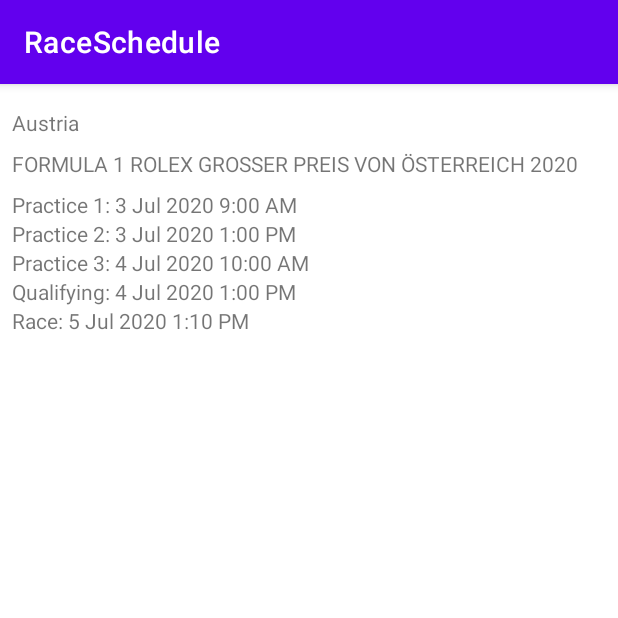
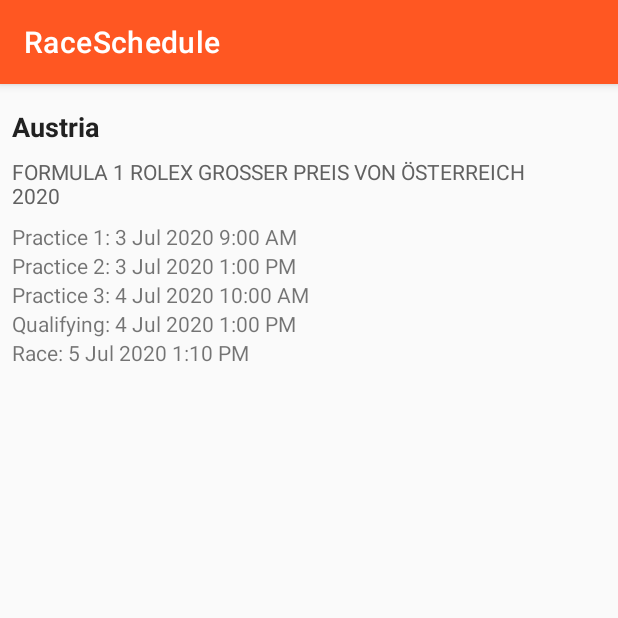
Before and after one commit to alexverdonck/RaceSchedule, an Android app: the screen it shows after launch (MainActivity), after a tap on "Austria", on a phone screen of 412 x 824 dp, the top half of it. Run offline under Robolectric (Android 15) with nearby library versions, the phone set to English and light mode, and no system bars; our stand-ins replace data binding.

Commit message:
Added some styling

```diff
--- a/app/src/main/res/layout/fragment_event_detail.xml
+++ b/app/src/main/res/layout/fragment_event_detail.xml
@@ -17,23 +17,27 @@
 
         <TextView
             android:id="@+id/event_location"
+            style="@style/ItemHeader"
             android:layout_width="wrap_content"
             android:layout_height="wrap_content"
             android:layout_marginStart="8dp"
             android:layout_marginTop="16dp"
+            app:eventLocation="@{eventDetailViewModel.event}"
             app:layout_constraintStart_toStartOf="parent"
             app:layout_constraintTop_toTopOf="parent"
-            app:eventLocation="@{eventDetailViewModel.event}"/>
+            tools:text="Text" />
 
         <TextView
             android:id="@+id/event_name"
-            android:layout_width="wrap_content"
+            style="@style/ItemContent"
+            android:layout_width="350dp"
             android:layout_height="wrap_content"
             android:layout_marginStart="8dp"
             android:layout_marginTop="8dp"
             app:eventName="@{eventDetailViewModel.event}"
             app:layout_constraintStart_toStartOf="parent"
-            app:layout_constraintTop_toBottomOf="@+id/event_location" />
+            app:layout_constraintTop_toBottomOf="@+id/event_location"
+            tools:text="Text" />
 
 
         <androidx.recyclerview.widget.RecyclerView
--- a/app/src/main/res/layout/list_item_session.xml
+++ b/app/src/main/res/layout/list_item_session.xml
@@ -20,8 +20,9 @@
             android:layout_width="wrap_content"
             android:layout_height="wrap_content"
             app:eventSession="@{session}"
-            tools:layout_editor_absoluteX="14dp"
-            tools:layout_editor_absoluteY="14dp" />
+            app:layout_constraintStart_toStartOf="parent"
+            app:layout_constraintTop_toTopOf="parent"
+            tools:text="Text" />
 
     </androidx.constraintlayout.widget.ConstraintLayout>
 </layout>
--- a/app/src/main/res/values/colors.xml
+++ b/app/src/main/res/values/colors.xml
@@ -7,4 +7,9 @@
     <color name="teal_700">#FF018786</color>
     <color name="black">#FF000000</color>
     <color name="white">#FFFFFFFF</color>
+    <color name="gray_900">#212121</color>
+    <color name="gray_700">#616161</color>
+    <color name="gray_50">#FAFAFA</color>
+    <color name="orange_700">#DD2C00</color>
+    <color name="orange_500">#FF5722</color>
 </resources>
--- /dev/null
+++ b/app/src/main/res/values/styles.xml
@@ -0,0 +1,12 @@
+<?xml version="1.0" encoding="utf-8"?>
+<resources>
+    <style name="ItemHeader">
+        <item name="android:textSize">18sp</item>
+        <item name="android:textColor">@color/gray_900</item>
+        <item name="android:textStyle">bold</item>
+    </style>
+    <style name="ItemContent">
+        <item name="android:textSize">14sp</item>
+        <item name="android:textColor">@color/gray_700</item>
+    </style>
+</resources>
--- a/app/src/main/res/values/themes.xml
+++ b/app/src/main/res/values/themes.xml
@@ -2,9 +2,9 @@
     <!-- Base application theme. -->
     <style name="Theme.RaceSchedule" parent="Theme.MaterialComponents.DayNight.DarkActionBar">
         <!-- Primary brand color. -->
-        <item name="colorPrimary">@color/purple_500</item>
-        <item name="colorPrimaryVariant">@color/purple_700</item>
-        <item name="colorOnPrimary">@color/white</item>
+        <item name="colorPrimary">@color/orange_500</item>
+        <item name="colorPrimaryVariant">@color/orange_700</item>
+        <item name="colorOnPrimary">@color/gray_50</item>
         <!-- Secondary brand color. -->
         <item name="colorSecondary">@color/teal_200</item>
         <item name="colorSecondaryVariant">@color/teal_700</item>
@@ -12,5 +12,7 @@
         <!-- Status bar color. -->
         <item name="android:statusBarColor" tools:targetApi="l">?attr/colorPrimaryVariant</item>
         <!-- Customize your theme here. -->
+        <!-- Background color. -->
+        <item name="android:colorBackground">@color/gray_50</item>
     </style>
 </resources>
```
Also changed, not shown: app/src/main/res/layout/list_item_event.xml (+12 -6 lines).
